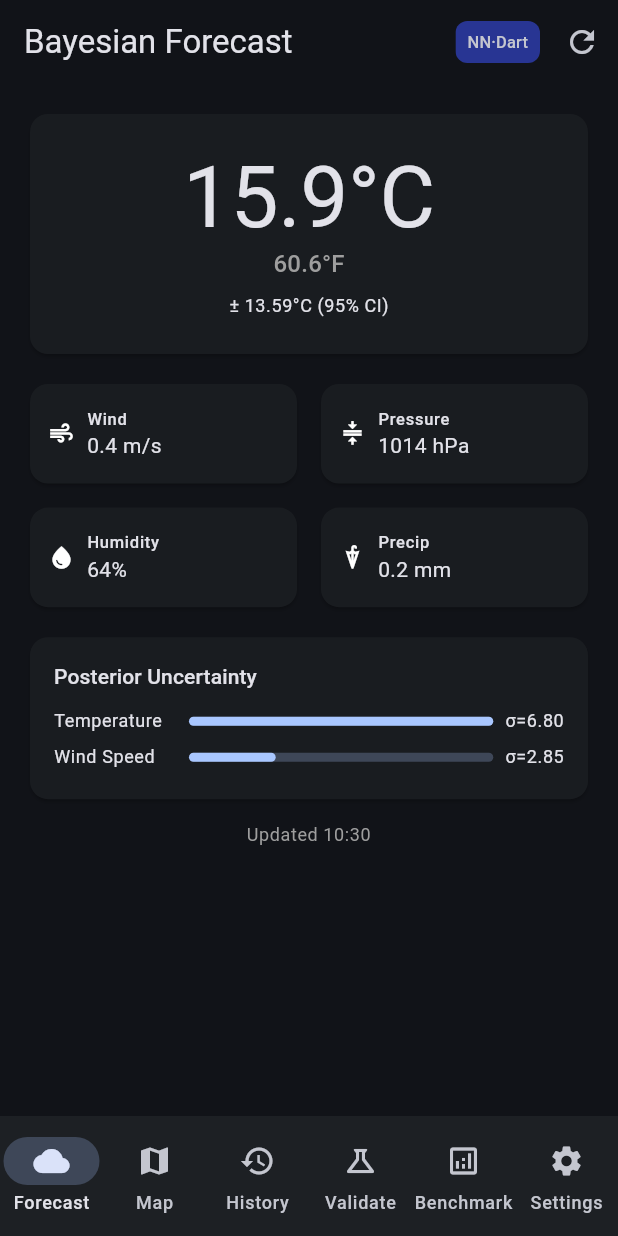
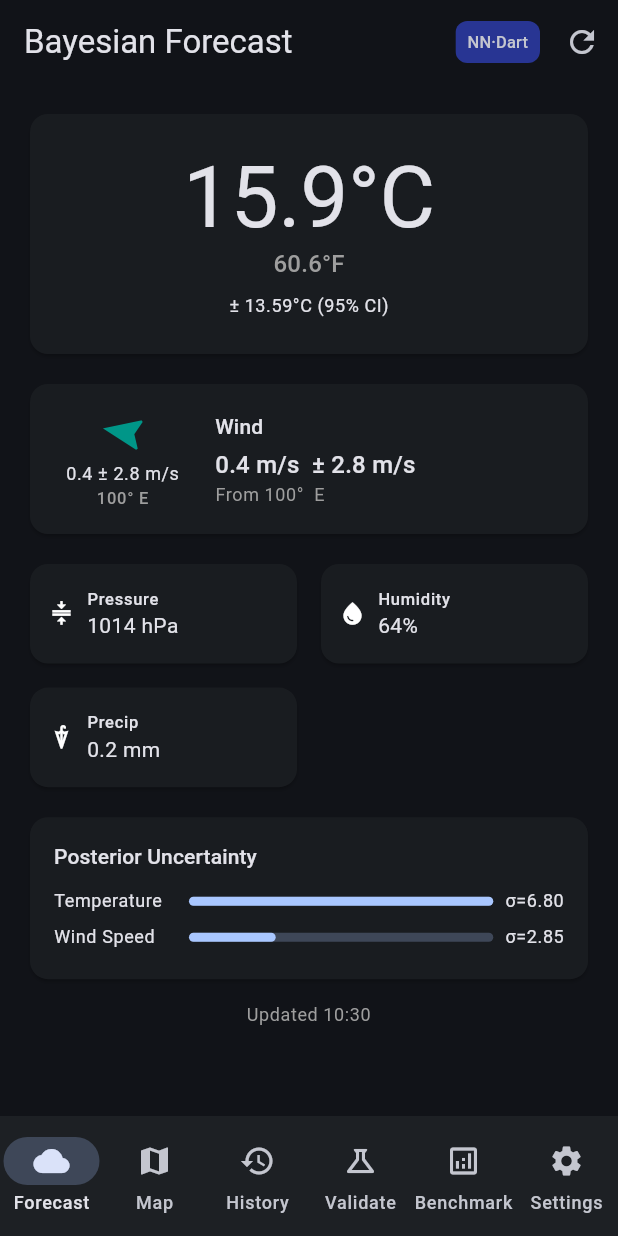
Before and after one commit to lordzadd/bayesian-weather-mobile, a Flutter app: the screen it shows after launch, on a phone screen of 412 x 824 dp. Run offline on Flutter 3.47's test engine with Material 3 defaults, Android fonts, the phone set to English and light mode, and no system bars; our stand-ins replace dio, flutter_map, flutter_riverpod, geolocator, latlong2 and 2 more; missing offline and left inert: dart:ffi; accounts and stored records are empty; network calls fail.

Commit message:
Add wind direction visualization with animated compass arrow
Closes #29: added windBearingDeg field to ForecastResult (backward-
compatible JSON via nullable parse with 0.0 fallback). All three
engines (BMA, linear, LSTM) now compute bearing from predicted u/v
components via atan2. Added windCompassPoint getter (16-point labels).

WindArrow widget animates smoothly between bearings using a shortest-
path rotation tween and colour-codes speed (teal → blue → orange →
red). Forecast screen gains a dedicated wind card above the detail
grid showing the arrow, speed ± σ, and bearing in degrees + compass.

```diff
--- a/mobile/lib/core/models/forecast_result.dart
+++ b/mobile/lib/core/models/forecast_result.dart
@@ -13,6 +13,8 @@ class ForecastResult {
   final double temperatureStd;
   final double windSpeedMs;
   final double windSpeedStd;
+  /// Meteorological bearing: direction wind is coming FROM, 0–360° clockwise from North.
+  final double windBearingDeg;
   final double surfacePressureHpa;
   final double relativeHumidityPct;
   final double precipitationMm;
@@ -24,6 +26,7 @@ class ForecastResult {
     required this.temperatureStd,
     required this.windSpeedMs,
     required this.windSpeedStd,
+    this.windBearingDeg = 0.0,
     required this.surfacePressureHpa,
     required this.relativeHumidityPct,
     required this.precipitationMm,
@@ -41,11 +44,22 @@ class ForecastResult {
   /// 95% confidence interval half-width (2σ)
   double get tempConfidenceInterval => temperatureStd * 2;
 
+  /// 16-point compass abbreviation for the wind bearing (e.g. "SW", "NNE").
+  String get windCompassPoint {
+    const points = [
+      'N', 'NNE', 'NE', 'ENE', 'E', 'ESE', 'SE', 'SSE',
+      'S', 'SSW', 'SW', 'WSW', 'W', 'WNW', 'NW', 'NNW',
+    ];
+    final idx = ((windBearingDeg + 11.25) / 22.5).floor() % 16;
+    return points[idx];
+  }
+
   ForecastResult copyWith({
     double? temperatureC,
     double? temperatureStd,
     double? windSpeedMs,
     double? windSpeedStd,
+    double? windBearingDeg,
     double? surfacePressureHpa,
     double? relativeHumidityPct,
     double? precipitationMm,
@@ -57,6 +71,7 @@ class ForecastResult {
       temperatureStd: temperatureStd ?? this.temperatureStd,
       windSpeedMs: windSpeedMs ?? this.windSpeedMs,
       windSpeedStd: windSpeedStd ?? this.windSpeedStd,
+      windBearingDeg: windBearingDeg ?? this.windBearingDeg,
       surfacePressureHpa: surfacePressureHpa ?? this.surfacePressureHpa,
       relativeHumidityPct: relativeHumidityPct ?? this.relativeHumidityPct,
       precipitationMm: precipitationMm ?? this.precipitationMm,
--- a/mobile/lib/features/forecast/forecast_screen.dart
+++ b/mobile/lib/features/forecast/forecast_screen.dart
@@ -2,6 +2,7 @@ import 'package:flutter/material.dart';
 import 'package:flutter_riverpod/flutter_riverpod.dart';
 
 import '../../core/models/forecast_result.dart';
+import '../../shared/widgets/wind_arrow.dart';
 import 'forecast_provider.dart';
 
 class ForecastScreen extends ConsumerWidget {
@@ -45,6 +46,8 @@ class _ForecastBody extends StatelessWidget {
       padding: const EdgeInsets.all(16),
       children: [
         _PrimaryCard(result: result),
+        const SizedBox(height: 12),
+        _WindCard(result: result),
         const SizedBox(height: 12),
         _DetailGrid(result: result),
         const SizedBox(height: 12),
@@ -94,6 +97,52 @@ class _PrimaryCard extends StatelessWidget {
   }
 }
 
+class _WindCard extends StatelessWidget {
+  final ForecastResult result;
+  const _WindCard({required this.result});
+
+  @override
+  Widget build(BuildContext context) {
+    return Card(
+      child: Padding(
+        padding: const EdgeInsets.symmetric(vertical: 16, horizontal: 24),
+        child: Row(
+          children: [
+            WindArrow(
+              bearingDeg: result.windBearingDeg,
+              speedMs: result.windSpeedMs,
+              speedStd: result.windSpeedStd,
+            ),
+            const SizedBox(width: 24),
+            Expanded(
+              child: Column(
+                crossAxisAlignment: CrossAxisAlignment.start,
+                children: [
+                  Text('Wind', style: Theme.of(context).textTheme.labelLarge),
+                  const SizedBox(height: 4),
+                  Text(
+                    '${result.windSpeedMs.toStringAsFixed(1)} m/s  '
+                    '± ${result.windSpeedStd.toStringAsFixed(1)} m/s',
+                    style: Theme.of(context).textTheme.titleMedium,
+                  ),
+                  Text(
+                    'From ${result.windBearingDeg.toStringAsFixed(0)}°  '
+                    '${result.windCompassPoint}',
+                    style: Theme.of(context)
+                        .textTheme
+                        .bodySmall
+                        ?.copyWith(color: Colors.grey),
+                  ),
+                ],
+              ),
+            ),
+          ],
+        ),
+      ),
+    );
+  }
+}
+
 class _DetailGrid extends StatelessWidget {
   final ForecastResult result;
   const _DetailGrid({required this.result});
@@ -108,7 +157,6 @@ class _DetailGrid extends StatelessWidget {
       crossAxisSpacing: 8,
       mainAxisSpacing: 8,
       children: [
-        _Tile(label: 'Wind', value: '${result.windSpeedMs.toStringAsFixed(1)} m/s', icon: Icons.air),
         _Tile(label: 'Pressure', value: '${result.surfacePressureHpa.toStringAsFixed(0)} hPa', icon: Icons.compress),
         _Tile(label: 'Humidity', value: '${result.relativeHumidityPct.toStringAsFixed(0)}%', icon: Icons.water_drop),
         _Tile(label: 'Precip', value: '${result.precipitationMm.toStringAsFixed(1)} mm', icon: Icons.umbrella),
--- a/mobile/lib/inference/bma_engine.dart
+++ b/mobile/lib/inference/bma_engine.dart
@@ -143,11 +143,13 @@ class BmaEngine {
   }
 
   ForecastResult _toForecastResult(List<double> mean, List<double> std) {
+    final bearing = (math.atan2(mean[3], mean[2]) * 180.0 / math.pi + 360.0) % 360.0;
     return ForecastResult(
       temperatureC: mean[0],
       temperatureStd: std[0],
       windSpeedMs: math.sqrt(mean[2] * mean[2] + mean[3] * mean[3]),
       windSpeedStd: math.sqrt(std[2] * std[2] + std[3] * std[3]),
+      windBearingDeg: bearing,
       surfacePressureHpa: mean[1],
       relativeHumidityPct: mean[5].clamp(0, 100),
       precipitationMm: mean[4].clamp(0, double.infinity),
--- a/mobile/lib/inference/linear_dart_engine.dart
+++ b/mobile/lib/inference/linear_dart_engine.dart
@@ -134,16 +134,18 @@ class LinearDartEngine {
   }
 
   ForecastResult _toResult(List<double> mean, List<double> std) {
+    final bearing = (math.atan2(mean[3], mean[2]) * 180.0 / math.pi + 360.0) % 360.0;
     return ForecastResult(
-      temperatureC:       mean[0],
-      temperatureStd:     std[0],
-      surfacePressureHpa: mean[1],
-      windSpeedMs:        math.sqrt(mean[2] * mean[2] + mean[3] * mean[3]),
-      windSpeedStd:       math.sqrt(std[2] * std[2] + std[3] * std[3]),
-      precipitationMm:    mean[4].clamp(0, double.infinity),
+      temperatureC:        mean[0],
+      temperatureStd:      std[0],
+      surfacePressureHpa:  mean[1],
+      windSpeedMs:         math.sqrt(mean[2] * mean[2] + mean[3] * mean[3]),
+      windSpeedStd:        math.sqrt(std[2] * std[2] + std[3] * std[3]),
+      windBearingDeg:      bearing,
+      precipitationMm:     mean[4].clamp(0, double.infinity),
       relativeHumidityPct: mean[5].clamp(0, 100),
-      computedAt:         DateTime.now(),
-      source:             InferenceSource.dart,
+      computedAt:          DateTime.now(),
+      source:              InferenceSource.dart,
     );
   }
 
--- a/mobile/lib/inference/lstm_dart_engine.dart
+++ b/mobile/lib/inference/lstm_dart_engine.dart
@@ -179,12 +179,14 @@ class LstmDartEngine {
   }
 
   ForecastResult _toResult(List<double> mean, List<double> std) {
+    final bearing = (math.atan2(mean[3], mean[2]) * 180.0 / math.pi + 360.0) % 360.0;
     return ForecastResult(
       temperatureC:        mean[0],
       temperatureStd:      std[0],
       surfacePressureHpa:  mean[1],
       windSpeedMs:         math.sqrt(mean[2] * mean[2] + mean[3] * mean[3]),
       windSpeedStd:        math.sqrt(std[2] * std[2] + std[3] * std[3]),
+      windBearingDeg:      bearing,
       precipitationMm:     mean[4].clamp(0, double.infinity),
       relativeHumidityPct: mean[5].clamp(0, 100),
       computedAt:          DateTime.now(),
--- /dev/null
+++ b/mobile/lib/shared/widgets/wind_arrow.dart
@@ -0,0 +1,122 @@
+import 'dart:math' as math;
+import 'package:flutter/material.dart';
+
+/// Animated compass arrow showing wind direction and speed.
+///
+/// The arrow points in the direction the wind is blowing TO.
+/// [bearingDeg] is the meteorological bearing (direction wind comes FROM,
+/// 0 = North, 90 = East). The arrow rotates 180° from that to show
+/// the travel direction.
+class WindArrow extends StatefulWidget {
+  final double bearingDeg;
+  final double speedMs;
+  final double speedStd;
+
+  const WindArrow({
+    super.key,
+    required this.bearingDeg,
+    required this.speedMs,
+    required this.speedStd,
+  });
+
+  @override
+  State<WindArrow> createState() => _WindArrowState();
+}
+
+class _WindArrowState extends State<WindArrow>
+    with SingleTickerProviderStateMixin {
+  late AnimationController _ctrl;
+  late Animation<double> _rotation;
+  double _prevAngle = 0.0;
+
+  @override
+  void initState() {
+    super.initState();
+    _ctrl = AnimationController(
+      vsync: this,
+      duration: const Duration(milliseconds: 600),
+    );
+    _prevAngle = _toRadians(widget.bearingDeg);
+    _rotation = Tween<double>(begin: _prevAngle, end: _prevAngle)
+        .animate(CurvedAnimation(parent: _ctrl, curve: Curves.easeOut));
+  }
+
+  @override
+  void didUpdateWidget(WindArrow old) {
+    super.didUpdateWidget(old);
+    if (old.bearingDeg != widget.bearingDeg) {
+      final target = _nearestAngle(_prevAngle, _toRadians(widget.bearingDeg));
+      _rotation = Tween<double>(begin: _prevAngle, end: target)
+          .animate(CurvedAnimation(parent: _ctrl, curve: Curves.easeOut));
+      _prevAngle = target;
+      _ctrl
+        ..reset()
+        ..forward();
+    }
+  }
+
+  // Finds the closest equivalent angle to avoid spinning the long way around.
+  static double _nearestAngle(double from, double to) {
+    var diff = (to - from) % (2 * math.pi);
+    if (diff > math.pi) diff -= 2 * math.pi;
+    if (diff < -math.pi) diff += 2 * math.pi;
+    return from + diff;
+  }
+
+  // Meteorological bearing → "blowing to" direction in radians for Transform.rotate
+  // Icons.navigation points up (North). Rotating by `bearing` points it to
+  // the wind-from direction; +π flips to wind-to direction.
+  static double _toRadians(double bearingDeg) =>
+      (bearingDeg + 180.0) * math.pi / 180.0;
+
+  @override
+  void dispose() {
+    _ctrl.dispose();
+    super.dispose();
+  }
+
+  @override
+  Widget build(BuildContext context) {
+    final theme = Theme.of(context);
+    final color = _speedColor(widget.speedMs);
+
+    return AnimatedBuilder(
+      animation: _rotation,
+      builder: (_, __) => Column(
+        mainAxisSize: MainAxisSize.min,
+        children: [
+          Transform.rotate(
+            angle: _rotation.value,
+            child: Icon(Icons.navigation, size: 32, color: color),
+          ),
+          const SizedBox(height: 4),
+          Text(
+            '${widget.speedMs.toStringAsFixed(1)} ± ${widget.speedStd.toStringAsFixed(1)} m/s',
+            style: theme.textTheme.bodySmall,
+            textAlign: TextAlign.center,
+          ),
+          Text(
+            '${widget.bearingDeg.toStringAsFixed(0)}° ${_compass(widget.bearingDeg)}',
+            style: theme.textTheme.labelSmall?.copyWith(color: Colors.grey),
+            textAlign: TextAlign.center,
+          ),
+        ],
+      ),
+    );
+  }
+
+  static Color _speedColor(double ms) {
+    if (ms < 2.0) return Colors.teal;
+    if (ms < 7.0) return Colors.blue;
+    if (ms < 15.0) return Colors.orange;
+    return Colors.red;
+  }
+
+  static String _compass(double deg) {
+    const pts = [
+      'N', 'NNE', 'NE', 'ENE', 'E', 'ESE', 'SE', 'SSE',
+      'S', 'SSW', 'SW', 'WSW', 'W', 'WNW', 'NW', 'NNW',
+    ];
+    return pts[((deg + 11.25) / 22.5).floor() % 16];
+  }
+}
```
Also changed, not shown: mobile/lib/core/models/forecast_result.g.dart.
